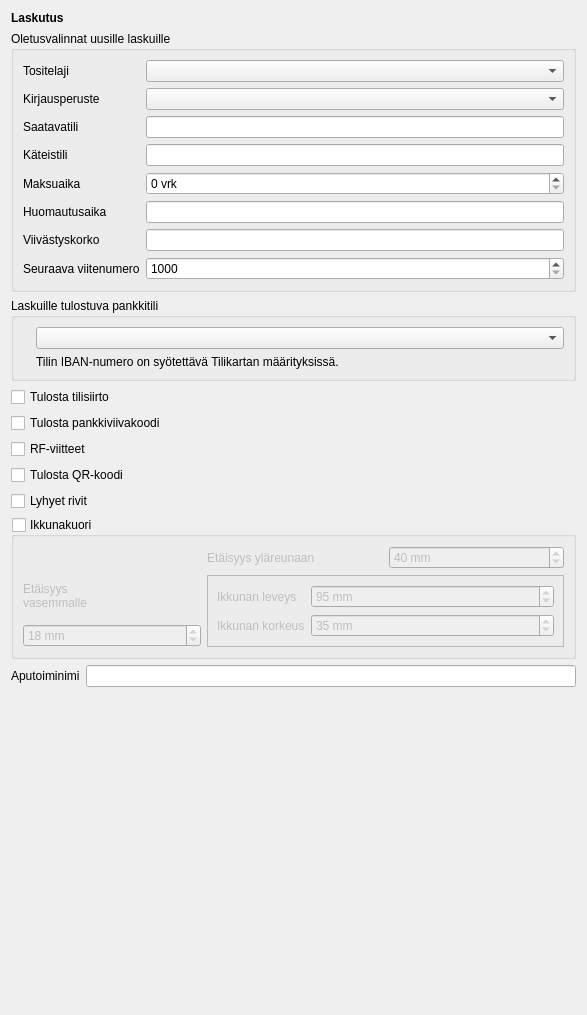
This is kitupiikki/maaritys/laskumaaritys.ui in artoh/kitupiikki as Qt 5 draws it before an edit. The edited form follows.
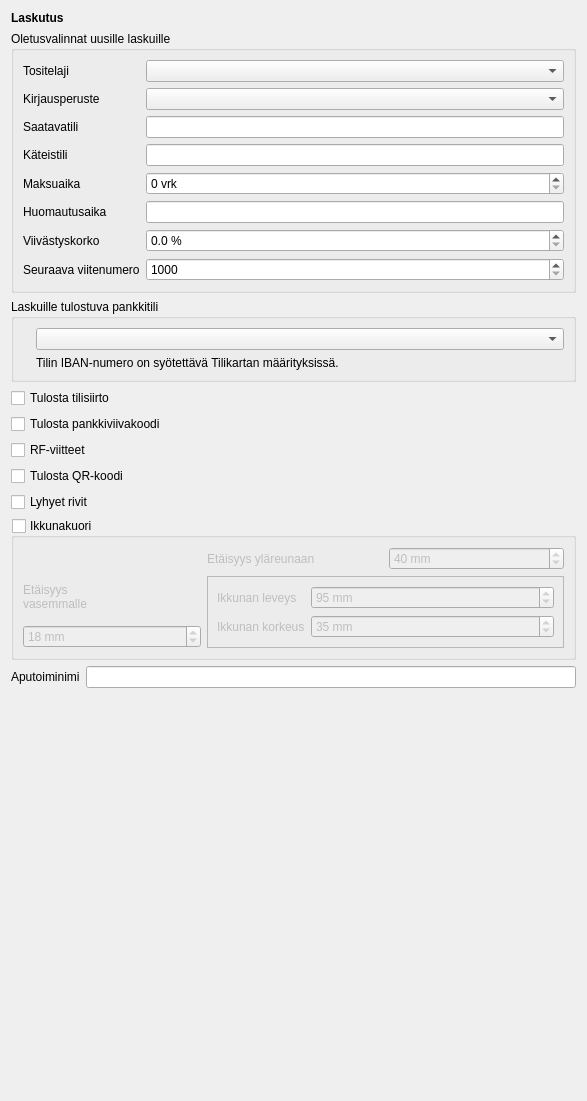
This is the edited form. Icons and pictures are not drawn. Custom widgets are drawn as their Qt base class.

The edit to the form file:
```diff
--- a/kitupiikki/maaritys/laskumaaritys.ui
+++ b/kitupiikki/maaritys/laskumaaritys.ui
@@ -7,7 +7,7 @@
     <x>0</x>
     <y>0</y>
     <width>587</width>
-    <height>1015</height>
+    <height>1101</height>
    </rect>
   </property>
   <property name="windowTitle">
@@ -125,9 +125,6 @@
         </property>
        </widget>
       </item>
-      <item row="6" column="1">
-       <widget class="QLineEdit" name="viivastyskorkoEdit"/>
-      </item>
       <item row="7" column="0">
        <widget class="QLabel" name="label_9">
         <property name="text">
@@ -148,6 +145,16 @@
         </property>
        </widget>
       </item>
+      <item row="6" column="1">
+       <widget class="QDoubleSpinBox" name="viivkorkoSpin">
+        <property name="suffix">
+         <string> %</string>
+        </property>
+        <property name="decimals">
+         <number>1</number>
+        </property>
+       </widget>
+      </item>
      </layout>
     </widget>
    </item>
```
Left out of the diff: 3 changed lines with no effect on the pictures.
